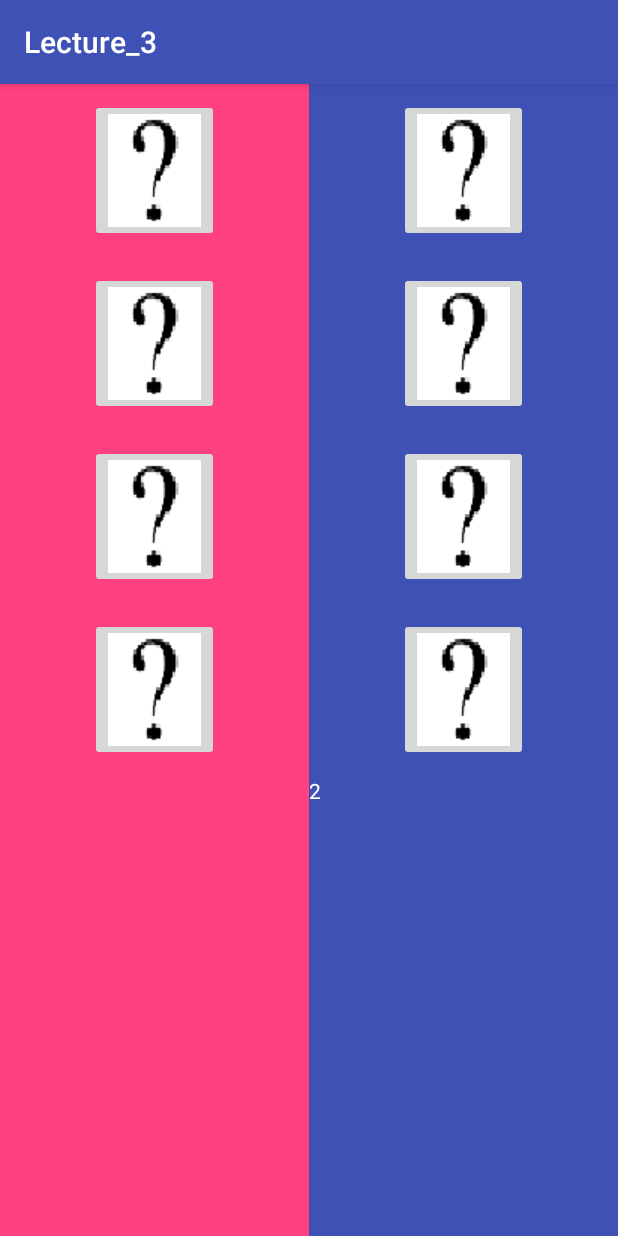
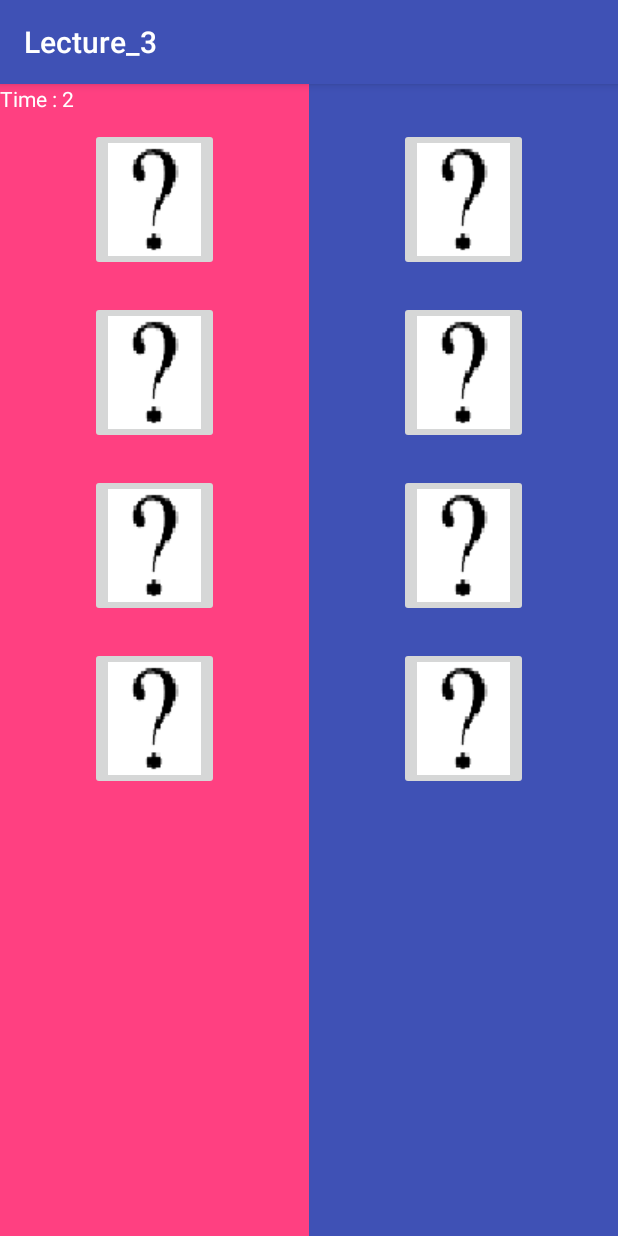
Before and after one commit to ElAmin88/AdvancedMobileDevelopment, an Android app: the GameActivity screen opened directly, with no data from a screen before it, on a phone screen of 412 x 824 dp. Run offline under Robolectric (Android 15) with nearby library versions, the phone set to English and light mode, and no system bars.

Commit message:
added HighScore Activity

```diff
--- a/app/src/main/java/com/example/lap/lecture_3/GameActivity.java
+++ b/app/src/main/java/com/example/lap/lecture_3/GameActivity.java
@@ -1,6 +1,7 @@
 package com.example.lap.lecture_3;
 
 import android.content.Intent;
+import android.content.SharedPreferences;
 import android.support.v7.app.AppCompatActivity;
 import android.os.Bundle;
 import android.view.View;
@@ -10,9 +11,13 @@ import android.widget.LinearLayout;
 import android.widget.TextView;
 
 import java.util.ArrayList;
+import java.util.HashSet;
 import java.util.Random;
+import java.util.Set;
 import java.util.Timer;
 import java.util.TimerTask;
+
+
 
 public class GameActivity extends AppCompatActivity {
 
@@ -26,7 +31,9 @@ public class GameActivity extends AppCompatActivity {
     LinearLayout layout;
     TextView txt_timer;
     Timer timer;
-
+    public static SharedPreferences loginPreferences;
+    public static SharedPreferences.Editor loginPrefsEditor;
+    Set<String> scores;
 
     @Override
     protected void onCreate(Bundle savedInstanceState) {
@@ -206,7 +213,7 @@ public class GameActivity extends AppCompatActivity {
                     @Override
                     public void run() {
 
-                        txt_timer.setText(time+"");
+                        txt_timer.setText("Time : "+time);
                     }
                 });
             }
@@ -221,7 +228,16 @@ public class GameActivity extends AppCompatActivity {
     {
         timer.cancel();
         Intent i = new Intent(getApplicationContext(),ScoreActivity.class);
-        i.putExtra("score",time+"");
+        loginPreferences = getSharedPreferences("Scores", MODE_PRIVATE);
+        loginPrefsEditor = loginPreferences.edit();
+
+        scores = loginPreferences.getStringSet("score",null);
+        if(scores == null)
+            scores = new HashSet<String>();
+        scores.add("Player "+(scores.size()+1)+" : "+time);
+        loginPrefsEditor.putStringSet("score", scores);
+        loginPrefsEditor.apply();
+        loginPrefsEditor.commit();
         startActivity(i);
 
     }
--- a/app/src/main/res/layout-land/activity_game.xml
+++ b/app/src/main/res/layout-land/activity_game.xml
@@ -9,7 +9,8 @@
         android:id="@+id/txt_Timer"
         android:layout_width="match_parent"
         android:layout_height="wrap_content"
-        android:textColor="@android:color/background_light" />
+        android:background="@color/colorAccent"
+        android:textColor="@android:color/background_dark" />
 
     <LinearLayout
         android:id="@+id/row1"
--- a/app/src/main/res/layout/activity_game.xml
+++ b/app/src/main/res/layout/activity_game.xml
@@ -14,6 +14,12 @@
         android:layout_weight="1"
         android:background="@color/colorAccent"
         android:orientation="vertical">
+
+        <TextView
+            android:id="@+id/txt_Timer"
+            android:layout_width="match_parent"
+            android:layout_height="wrap_content"
+            android:textColor="@android:color/background_light" />
 
         <ImageButton
             android:id="@+id/btn_0"
@@ -60,6 +66,11 @@
         android:background="@color/colorPrimary"
         android:orientation="vertical">
 
+        <TextView
+            android:id="@+id/textView"
+            android:layout_width="match_parent"
+            android:layout_height="wrap_content" />
+
         <ImageButton
             android:id="@+id/btn_4"
             android:layout_width="wrap_content"
@@ -96,10 +107,5 @@
             android:onClick="btn_clicked"
             app:srcCompat="@drawable/mark" />
 
-        <TextView
-            android:id="@+id/txt_Timer"
-            android:layout_width="match_parent"
-            android:layout_height="wrap_content"
-            android:textColor="@android:color/background_light" />
     </LinearLayout>
 </LinearLayout>
```
Also changed, not shown: app/src/main/java/com/example/lap/lecture_3/MainActivity.java (+9 -0 lines), app/src/main/java/com/example/lap/lecture_3/ScoreActivity.java (+19 -3 lines), app/src/main/res/layout/activity_score.xml (+4 -14 lines), app/src/main/res/layout/list_item.xml (added, +7 -0 lines).
